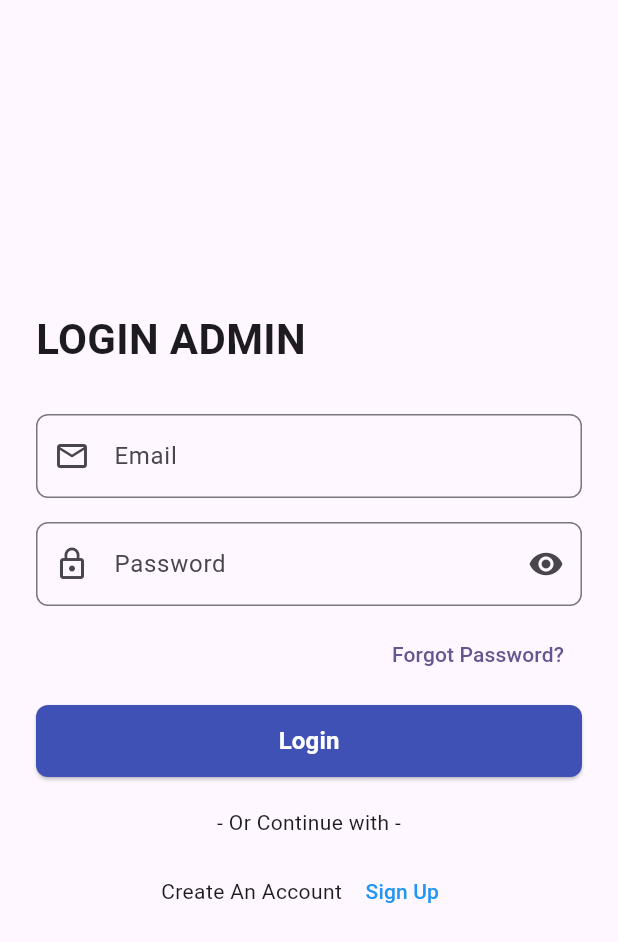
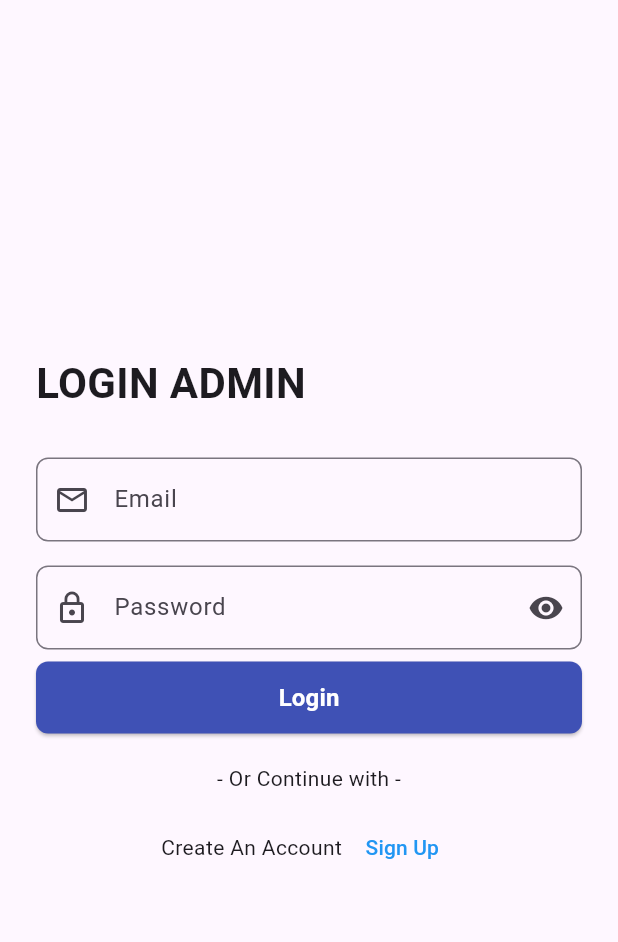
Before and after one commit to AnandaFajar26/fiisaliamart, a Flutter app: the AdminLoginScreen screen opened directly, on a phone screen of 412 x 824 dp. Shown: the top 942 px of the screen. Run offline on Flutter 3.47's test engine with Material 3 defaults, Android fonts, the phone set to English and light mode, and no system bars; our stand-ins replace fl_chart, get, image_picker, supabase_flutter; accounts and stored records are empty.

Commit message:
perbaikan admin login fikri

```diff
--- a/lib/halamanadmin/admin_login.dart
+++ b/lib/halamanadmin/admin_login.dart
@@ -19,7 +19,6 @@ class _AdminLoginScreenState extends State<AdminLoginScreen> {
 
   final _emailController = TextEditingController();
   final _passwordController = TextEditingController();
-
 
   Future<void> _signIn() async {
     if (!mounted) return;
@@ -44,7 +43,7 @@ class _AdminLoginScreenState extends State<AdminLoginScreen> {
 
         if (adminProfileResponse != null) {
           if (mounted) {
-            Get.offAll(() => const AdminDashboard());
+            Get.offAll(() => const HalamanUtamaAdmin());
           }
         } else {
           await supabase.auth.signOut();
@@ -90,7 +89,6 @@ class _AdminLoginScreenState extends State<AdminLoginScreen> {
     _passwordController.dispose();
     super.dispose();
   }
-
 
   @override
   Widget build(BuildContext context) {
@@ -143,16 +141,6 @@ class _AdminLoginScreenState extends State<AdminLoginScreen> {
                 ),
               ),
               const SizedBox(height: 8),
-              Align(
-                alignment: Alignment.centerRight,
-                child: TextButton(
-                  onPressed: () {
-                    Get.to(() => const ());
-                  },
-                  child: const Text('Forgot Password?'),
-                ),
-              ),
-              const SizedBox(height: 10),
               SizedBox(
                 width: double.infinity,
                 height: 48,
@@ -210,7 +198,6 @@ class _AdminLoginScreenState extends State<AdminLoginScreen> {
     );
   }
 
-
   Widget _buildSocialButton({
     required Color color,
     required String icon,
```
